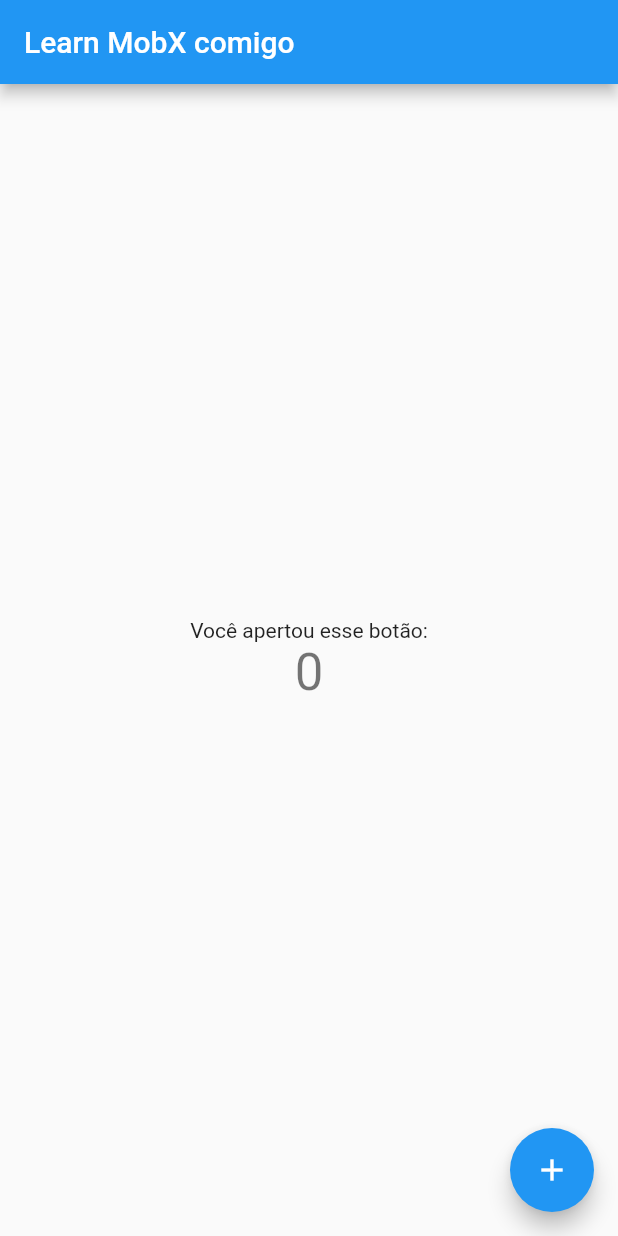
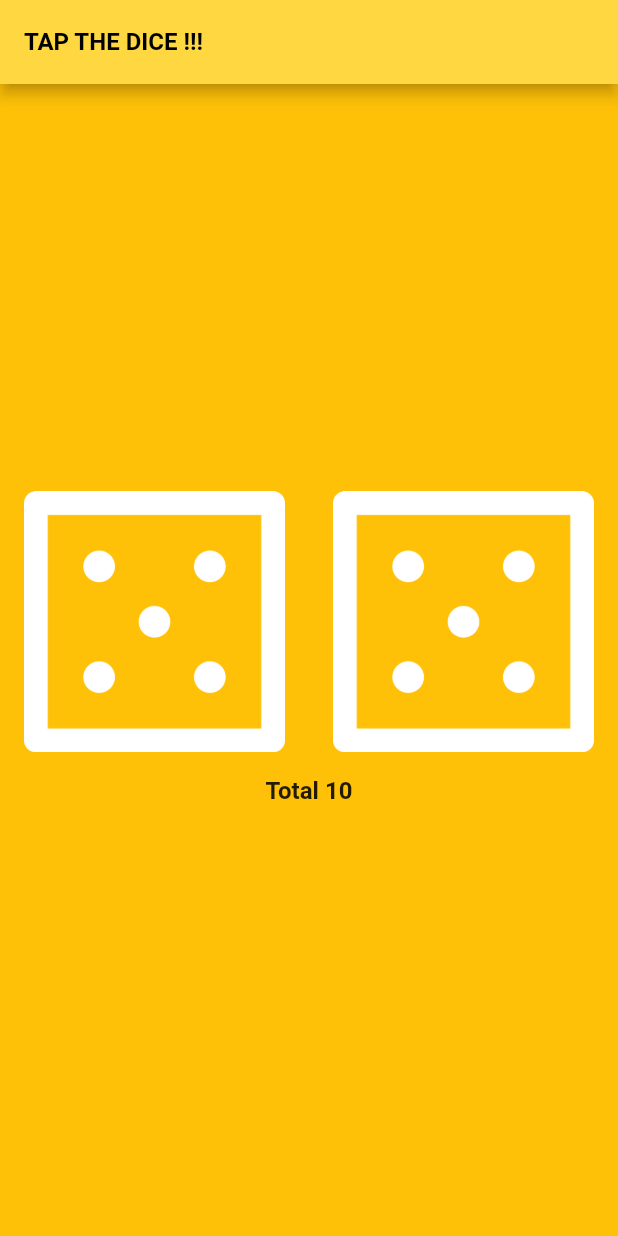
Before and after one commit to guilhermeikeda/flutter-learn_mobx, a Flutter app: the screen it shows after launch, on a phone screen of 412 x 824 dp. Run offline on Flutter 3.47's test engine with Material 2 defaults, Android fonts, the phone set to English and light mode, and no system bars; our stand-ins replace flutter_mobx, mobx; generated files the repository leaves out were written again; Roboto replaces fonts that are missing (Hind, Verdana).

Commit message:
Add Dice

```diff
--- a/lib/main.dart
+++ b/lib/main.dart
@@ -1,49 +1,16 @@
 import 'package:flutter/material.dart';
-import 'package:flutter_mobx/flutter_mobx.dart';
+import 'package:learn_mobx/screens/dice.screen.dart';
 
-import 'counter.dart';
-
-// Cria instancia
-final counter = Counter();
-
-void main() => runApp(MyApp());
+void main() {
+  runApp(MyApp());
+}
 
 class MyApp extends StatelessWidget {
   @override
   Widget build(BuildContext context) {
     return MaterialApp(
-      title: 'Learn Mobx',
-      theme: ThemeData(primarySwatch: Colors.blue),
-      home: const MyHomePage(),
+      home: DiceScreen(),
+      debugShowCheckedModeBanner: false,
     );
   }
 }
-
-class MyHomePage extends StatelessWidget {
-  const MyHomePage();
-
-  @override
-  Widget build(BuildContext context) {
-    return Scaffold(
-      appBar: AppBar(
-        title: Text('Learn MobX comigo'),
-      ),
-      body: Center(
-        child: Column(
-            mainAxisAlignment: MainAxisAlignment.center,
-            children: <Widget>[
-              Text('Você apertou esse botão:'),
-              Observer(
-                builder: (_) => Text('${counter.value}',
-                    style: Theme.of(context).textTheme.headline4),
-              ),
-            ]),
-      ),
-      floatingActionButton: FloatingActionButton(
-        onPressed: counter.increment,
-        tooltip: 'Incrementa',
-        child: Icon(Icons.add),
-      ),
-    );
-  }
-}
--- /dev/null
+++ b/lib/screens/dice.screen.dart
@@ -0,0 +1,79 @@
+import 'package:flutter/material.dart';
+import 'package:flutter_mobx/flutter_mobx.dart';
+import 'package:learn_mobx/stores/dice.store.dart';
+import 'package:provider/provider.dart';
+
+final counter = DiceCounter();
+
+class DiceScreen extends StatelessWidget {
+  @override
+  Widget build(BuildContext context) => Provider<DiceCounter>(
+        create: (_) => DiceCounter(),
+        child: Scaffold(
+          backgroundColor: Colors.amber,
+          appBar: AppBar(
+            backgroundColor: Colors.amberAccent,
+            title: Text(
+              'Tap the dice !!!'.toUpperCase(),
+              style: TextStyle(
+                  fontWeight: FontWeight.bold,
+                  color: Colors.black,
+                  fontSize: 16,
+                  fontFamily: 'Hind'),
+            ),
+          ),
+          body: SafeArea(
+            child: DiceView(),
+          ),
+        ),
+      );
+}
+
+class DiceView extends StatelessWidget {
+  @override
+  Widget build(BuildContext context) {
+    final diceCounter = Provider.of<DiceCounter>(context);
+
+    return Center(
+      child: Column(
+        mainAxisAlignment: MainAxisAlignment.center,
+        children: [
+          Row(
+            children: [
+              Expanded(
+                child: FlatButton(
+                  child: Observer(
+                      builder: (_) =>
+                          Image.asset('images/dice${diceCounter.left}.png')),
+                  onPressed: diceCounter.roll,
+                ),
+              ),
+              Expanded(
+                child: FlatButton(
+                  child: Observer(
+                      builder: (_) =>
+                          Image.asset('images/dice${diceCounter.right}.png')),
+                  onPressed: diceCounter.roll,
+                ),
+              ),
+            ],
+          ),
+          Padding(
+            padding: const EdgeInsets.all(16),
+            child: Observer(
+              builder: (_) => Text(
+                'Total ${diceCounter.total}',
+                style: TextStyle(
+                  fontWeight: FontWeight.bold,
+                  color: Colors.black87,
+                  fontSize: 16,
+                  fontFamily: 'Verdana',
+                ),
+              ),
+            ),
+          )
+        ],
+      ),
+    );
+  }
+}
--- /dev/null
+++ b/lib/stores/dice.store.dart
@@ -0,0 +1,33 @@
+import 'dart:math';
+import 'package:mobx/mobx.dart';
+
+part 'dice.store.g.dart';
+
+class DiceCounter = _DiceCounter with _$DiceCounter;
+
+abstract class _DiceCounter with Store {
+  static const int MAX_DICE_VALUE = 6;
+
+  @observable
+  int left = _randomDiceValue();
+
+  @observable
+  int right = _randomDiceValue();
+
+  @computed
+  int get total {
+    return left + right;
+  }
+
+  //int get total => left + right;
+
+  @action
+  roll() {
+    left = _randomDiceValue();
+    right = _randomDiceValue();
+  }
+
+  static int _randomDiceValue() {
+    return Random().nextInt(MAX_DICE_VALUE) + 1;
+  }
+}
```
Also changed, not shown: lib/contact.dart (deleted, +0 -17 lines), lib/counter.dart (deleted, +0 -29 lines), pubspec.yaml (+14 -4 lines), images/dice1.png (added), images/dice2.png (added), images/dice3.png (added), images/dice4.png (added), images/dice5.png (added), images/dice6.png (added), lib/contact.g.dart (deleted), lib/counter.g.dart (deleted), lib/stores/dice.store.g.dart (added), pubspec.lock.
